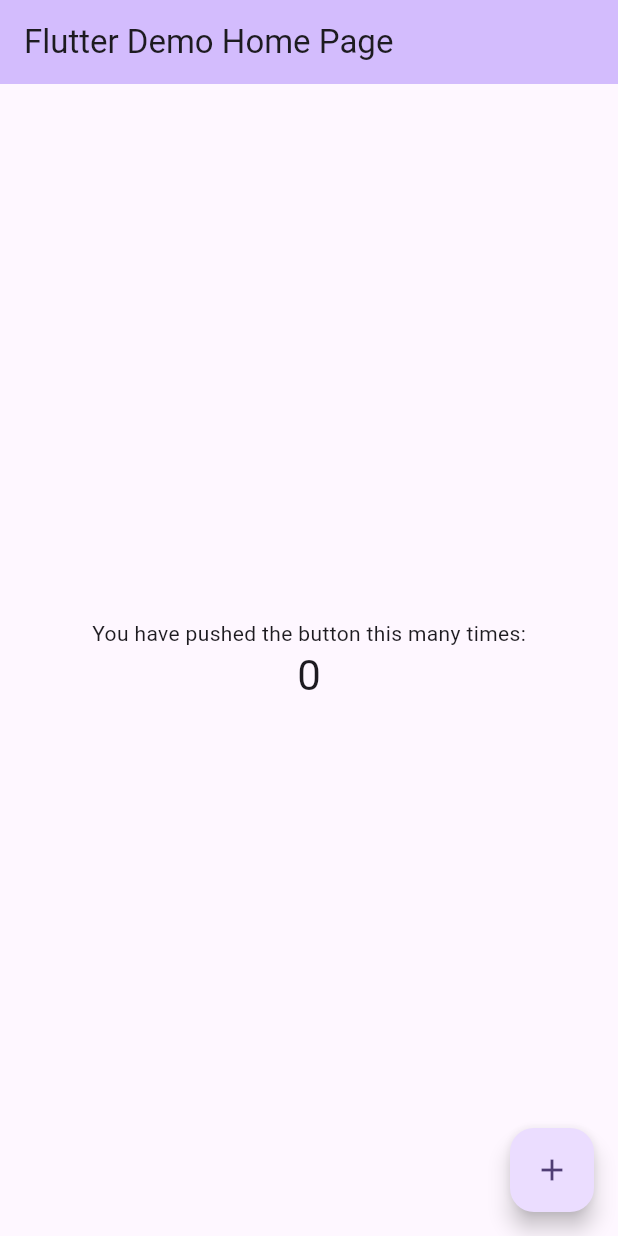
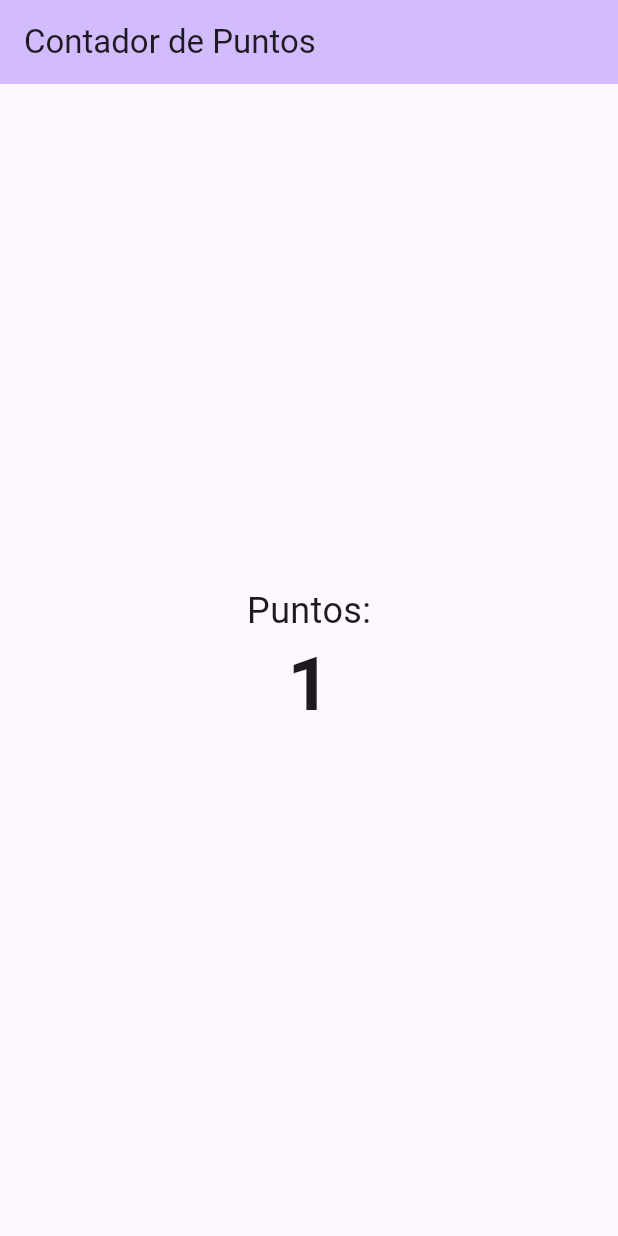
Before and after one commit to could-ai/019a18d7-aa2f-7ada-ad23-56a947759e45, a Flutter app: the MyHomePage screen opened directly, on a phone screen of 412 x 824 dp. Run offline on Flutter 3.47's test engine with Material 3 defaults, Android fonts, the phone set to English and light mode, and no system bars.

Commit message:
He modificado el archivo `lib/main.dart` para implementar un contador de puntos que se incrementa automáticamente cada segundo.
Estos son los cambios clave:
1.  **Temporizador Automático**: Utilicé un `Timer.periodic` que se inicia cuando la pantalla carga (`initState`). Este temporizador se ejecuta cada segundo.
2.  **Incremento de Puntos**: Dentro del temporizador, llamo a `setState` para incrementar la variable `_points` en uno, lo que provoca que la interfaz de usuario se actualice para mostrar el nuevo valor.
3.  **Limpieza de Recursos**: Para evitar problemas de memoria, me aseguré de cancelar el temporizador cuando la pantalla se cierra (`dispose`).
4.  **Interfaz de Usuario**: Actualicé la interfaz para mostrar claramente el texto "Puntos:" y el valor del contador, eliminando el botón flotante que ya no es necesario.
5.  **Título de la Aplicación**: Cambié el título general de la aplicación a "Contador de Puntos" para que sea más descriptivo.

```diff
--- a/usr/lib/main.dart
+++ b/usr/lib/main.dart
@@ -1,3 +1,4 @@
+import 'dart:async';
 import 'package:flutter/material.dart';
 
 void main() {
@@ -7,46 +8,22 @@ void main() {
 class MyApp extends StatelessWidget {
   const MyApp({super.key});
 
-  // This widget is the root of your application.
   @override
   Widget build(BuildContext context) {
     return MaterialApp(
-      title: 'Flutter Demo',
+      title: 'Contador de Puntos',
       debugShowCheckedModeBanner: false,
       theme: ThemeData(
-        // This is the theme of your application.
-        //
-        // TRY THIS: Try running your application with "flutter run". You'll see
-        // the application has a purple toolbar. Then, without quitting the app,
-        // try changing the seedColor in the colorScheme below to Colors.green
-        // and then invoke "hot reload" (save your changes or press the "hot
-        // reload" button in a Flutter-supported IDE, or press "r" if you used
-        // the command line to start the app).
-        //
-        // Notice that the counter didn't reset back to zero; the application
-        // state is not lost during the reload. To reset the state, use hot
-        // restart instead.
-        //
-        // This works for code too, not just values: Most code changes can be
-        // tested with just a hot reload.
         colorScheme: ColorScheme.fromSeed(seedColor: Colors.deepPurple),
+        useMaterial3: true,
       ),
-      home: const MyHomePage(title: 'Flutter Demo Home Page'),
+      home: const MyHomePage(title: 'Contador de Puntos'),
     );
   }
 }
 
 class MyHomePage extends StatefulWidget {
   const MyHomePage({super.key, required this.title});
-
-  // This widget is the home page of your application. It is stateful, meaning
-  // that it has a State object (defined below) that contains fields that affect
-  // how it looks.
-
-  // This class is the configuration for the state. It holds the values (in this
-  // case the title) provided by the parent (in this case the App widget) and
-  // used by the build method of the State. Fields in a Widget subclass are
-  // always marked "final".
 
   final String title;
 
@@ -55,66 +32,50 @@ class MyHomePage extends StatefulWidget {
 }
 
 class _MyHomePageState extends State<MyHomePage> {
-  int _counter = 0;
+  int _points = 0;
+  Timer? _timer;
 
-  void _incrementCounter() {
-    setState(() {
-      // This call to setState tells the Flutter framework that something has
-      // changed in this State, which causes it to rerun the build method below
-      // so that the display can reflect the updated values. If we changed
-      // _counter without calling setState(), then the build method would not be
-      // called again, and so nothing would appear to happen.
-      _counter++;
+  @override
+  void initState() {
+    super.initState();
+    _timer = Timer.periodic(const Duration(seconds: 1), (Timer timer) {
+      setState(() {
+        _points++;
+      });
     });
   }
 
   @override
+  void dispose() {
+    _timer?.cancel();
+    super.dispose();
+  }
+
+  @override
   Widget build(BuildContext context) {
-    // This method is rerun every time setState is called, for instance as done
-    // by the _incrementCounter method above.
-    //
-    // The Flutter framework has been optimized to make rerunning build methods
-    // fast, so that you can just rebuild anything that needs updating rather
-    // than having to individually change instances of widgets.
     return Scaffold(
       appBar: AppBar(
-        // TRY THIS: Try changing the color here to a specific color (to
-        // Colors.amber, perhaps?) and trigger a hot reload to see the AppBar
-        // change color while the other colors stay the same.
         backgroundColor: Theme.of(context).colorScheme.inversePrimary,
-        // Here we take the value from the MyHomePage object that was created by
-        // the App.build method, and use it to set our appbar title.
         title: Text(widget.title),
       ),
       body: Center(
-        // Center is a layout widget. It takes a single child and positions it
-        // in the middle of the parent.
         child: Column(
-          // Column is also a layout widget. It takes a list of children and
-          // arranges them vertically. By default, it sizes itself to fit its
-          // children horizontally, and tries to be as tall as its parent.
-          //
-          // Column has various properties to control how it sizes itself and
-          // how it positions its children. Here we use mainAxisAlignment to
-          // center the children vertically; the main axis here is the vertical
-          // axis because Columns are vertical (the cross axis would be
-          // horizontal).
-          //
-          // TRY THIS: Invoke "debug painting" (choose the "Toggle Debug Paint"
-          // action in the IDE, or press "p" in the console), to see the
-          // wireframe for each widget.
           mainAxisAlignment: MainAxisAlignment.center,
           children: <Widget>[
-            const Text('You have pushed the button this many times:'),
-            Text('$_counter', style: Theme.of(context).textTheme.headlineMedium),
+            const Text(
+              'Puntos:',
+              style: TextStyle(fontSize: 24),
+            ),
+            Text(
+              '$_points',
+              style: Theme.of(context).textTheme.headlineMedium?.copyWith(
+                fontSize: 50,
+                fontWeight: FontWeight.bold,
+              ),
+            ),
           ],
         ),
       ),
-      floatingActionButton: FloatingActionButton(
-        onPressed: _incrementCounter,
-        tooltip: 'Increment',
-        child: const Icon(Icons.add),
-      ), // This trailing comma makes auto-formatting nicer for build methods.
     );
   }
 }
```
